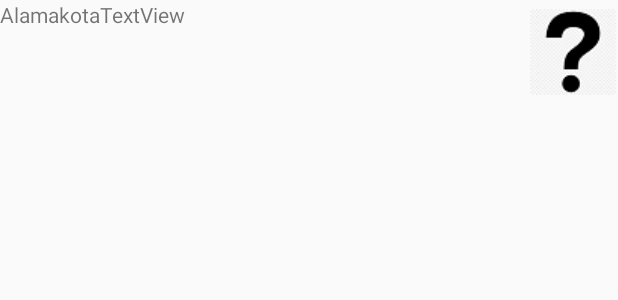
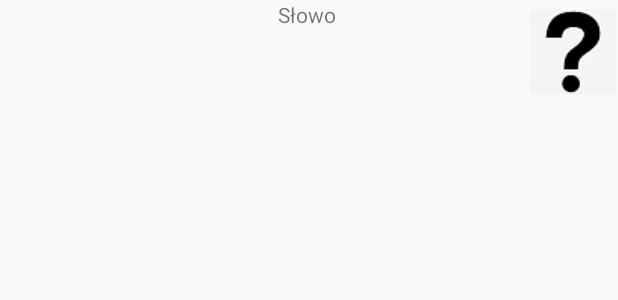
Before and after one commit to Arturro99/SensorsApp, an Android app: the layout lvl7.xml on its own in the app's theme, with its tools: preview values and no code run, on a phone screen of 412 x 824 dp. Shown: the top 300 px of the screen. Run offline under Robolectric (Android 15) with nearby library versions, the phone set to English and light mode, and no system bars.

```diff
--- a/app/src/main/res/layout/lvl7.xml
+++ b/app/src/main/res/layout/lvl7.xml
@@ -7,12 +7,16 @@
     android:layout_height="match_parent">
 
     <TextView
-        android:id="@+id/textView2"
-        android:layout_width="wrap_content"
+        android:id="@+id/time7"
+        android:text="Słowo"
+        android:layout_width="162dp"
         android:layout_height="wrap_content"
-        android:text="AlamakotaTextView"
-        tools:layout_editor_absoluteX="148dp"
-        tools:layout_editor_absoluteY="237dp" />
+        android:gravity="center"
+        app:layout_constraintEnd_toEndOf="parent"
+        app:layout_constraintHorizontal_bias="0.497"
+        app:layout_constraintStart_toStartOf="parent"
+        app:layout_constraintTop_toTopOf="parent"
+        app:layout_constraintVertical_bias="0.4" />
 
     <ImageButton
         android:id="@+id/hint7"
@@ -21,4 +25,5 @@
         app:layout_constraintEnd_toEndOf="parent"
         app:layout_constraintTop_toTopOf="parent"
         app:srcCompat="@drawable/question_mark" />
+
 </androidx.constraintlayout.widget.ConstraintLayout>
```
Also changed, not shown: app/src/main/java/com/g09/levels/Level.java (+8 -0 lines), app/src/main/java/com/g09/levels/Lvl1.java (+10 -0 lines), app/src/main/java/com/g09/levels/Lvl2.java (+56 -2 lines), app/src/main/java/com/g09/levels/Lvl3.java (+10 -0 lines), app/src/main/java/com/g09/levels/Lvl4.java (+10 -0 lines), app/src/main/java/com/g09/levels/Lvl5.java (+10 -0 lines), app/src/main/java/com/g09/levels/Lvl6.java (+10 -0 lines), app/src/main/java/com/g09/levels/Lvl7.java (+11 -0 lines), app/src/main/res/layout/lvl2.xml (+28 -7 lines), app/src/main/res/drawable/crowd.jpg (added), app/src/main/res/drawable/kulka.png (added).
